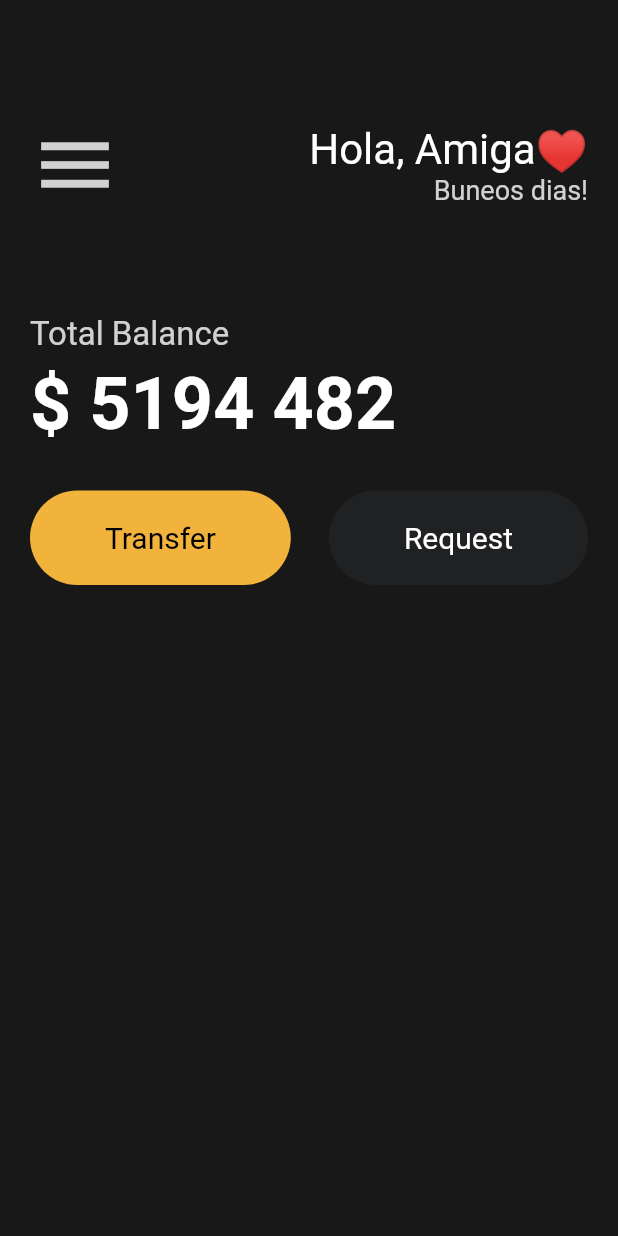
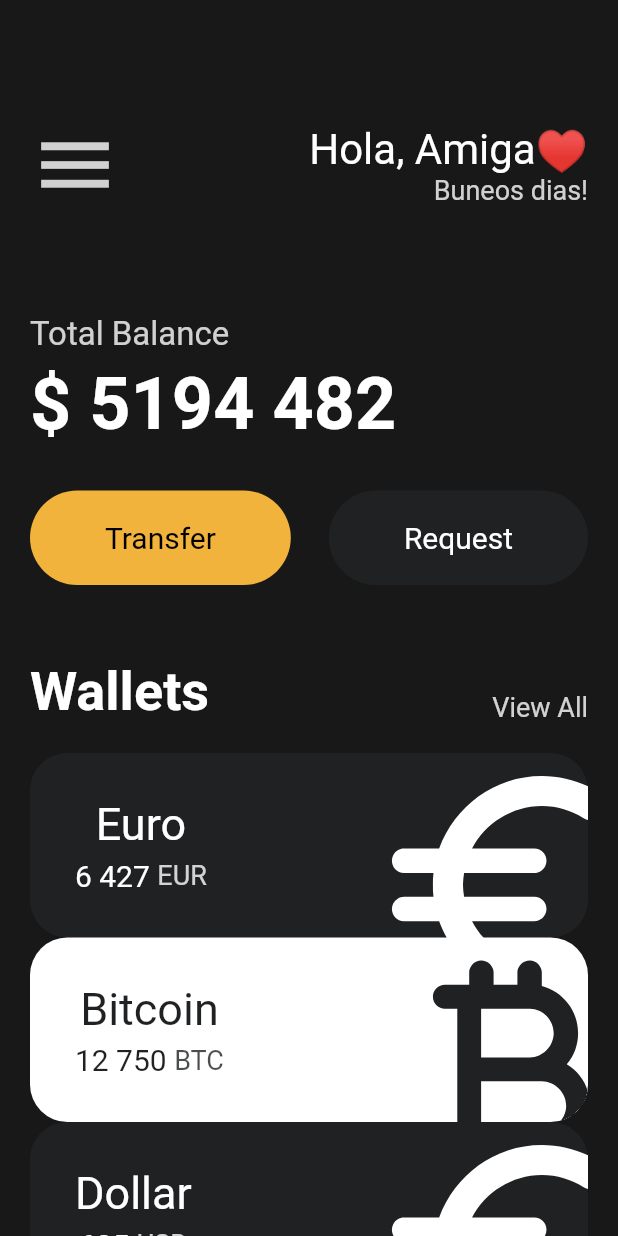
Before and after one commit to Four-Ace/flutter_Payment-_UI, a Flutter app: the screen it shows after launch, on a phone screen of 412 x 824 dp. Run offline on Flutter 3.47's test engine with Material 2 defaults, Android fonts, the phone set to English and light mode, and no system bars.

Commit message:
v4 - make currency card widget with icons.

```diff
--- a/lib/main.dart
+++ b/lib/main.dart
@@ -1,5 +1,6 @@
 import 'package:flutter/material.dart';
 import 'package:toonflix/widgets/button.dart';
+import 'package:toonflix/widgets/currency_card.dart';
 
 void main() {
   runApp(const App());
@@ -87,7 +88,54 @@ class App extends StatelessWidget {
                     text: 'Request',
                   ),
                 ],
-              )
+              ),
+              const SizedBox(
+                height: 50,
+              ),
+              Row(
+                mainAxisAlignment: MainAxisAlignment.spaceBetween,
+                crossAxisAlignment: CrossAxisAlignment.end,
+                children: [
+                  const Text(
+                    'Wallets',
+                    style: TextStyle(
+                        fontSize: 36,
+                        color: Colors.white,
+                        fontWeight: FontWeight.w600),
+                  ),
+                  Text(
+                    'View All',
+                    style: TextStyle(
+                      fontSize: 18,
+                      color: Colors.white.withOpacity(0.8),
+                    ),
+                  ),
+                ],
+              ),
+              const SizedBox(
+                height: 20,
+              ),
+              const currencyCard(
+                name: 'Euro',
+                amount: '6 427',
+                code: 'EUR',
+                icon: Icons.euro_rounded,
+                isInverted: false,
+              ),
+              const currencyCard(
+                name: 'Bitcoin',
+                amount: '12 750',
+                code: 'BTC',
+                icon: Icons.currency_bitcoin_rounded,
+                isInverted: true,
+              ),
+              const currencyCard(
+                name: 'Dollar',
+                amount: '685',
+                code: 'USD',
+                icon: Icons.euro_rounded,
+                isInverted: false,
+              ),
             ],
           ),
         ),
--- /dev/null
+++ b/lib/widgets/currency_card.dart
@@ -0,0 +1,85 @@
+import 'package:flutter/material.dart';
+
+class currencyCard extends StatelessWidget {
+  final String name, amount, code;
+  final IconData icon;
+  final bool isInverted;
+
+  final Color _black = const Color(0xFF1F2123);
+
+  const currencyCard(
+      {super.key,
+      required this.name,
+      required this.amount,
+      required this.code,
+      required this.icon,
+      required this.isInverted});
+
+  @override
+  Widget build(BuildContext context) {
+    return Container(
+      clipBehavior: Clip.hardEdge,
+      decoration: BoxDecoration(
+        color: isInverted ? Colors.white : _black,
+        borderRadius: BorderRadius.circular(25),
+      ),
+      child: Row(
+        mainAxisAlignment: MainAxisAlignment.spaceBetween,
+        children: [
+          Padding(
+            padding: const EdgeInsets.all(30),
+            child: Column(
+              children: [
+                Text(
+                  name,
+                  style: TextStyle(
+                    color: isInverted ? _black : Colors.white,
+                    fontSize: 30,
+                    fontWeight: FontWeight.w400,
+                  ),
+                ),
+                const SizedBox(
+                  height: 5,
+                ),
+                Row(
+                  children: [
+                    Text(
+                      amount,
+                      style: TextStyle(
+                        color: isInverted ? _black : Colors.white,
+                        fontSize: 20,
+                      ),
+                    ),
+                    const SizedBox(
+                      width: 5,
+                    ),
+                    Text(
+                      code,
+                      style: TextStyle(
+                        color: isInverted
+                            ? _black.withOpacity(0.8)
+                            : Colors.white.withOpacity(0.8),
+                        fontSize: 18,
+                      ),
+                    ),
+                  ],
+                ),
+              ],
+            ),
+          ),
+          Transform.scale(
+            scale: 2.2,
+            child: Transform.translate(
+              offset: const Offset(-5, 12),
+              child: Icon(
+                icon,
+                color: isInverted ? _black : Colors.white,
+                size: 88,
+              ),
+            ),
+          ),
+        ],
+      ),
+    );
+  }
+}
```
